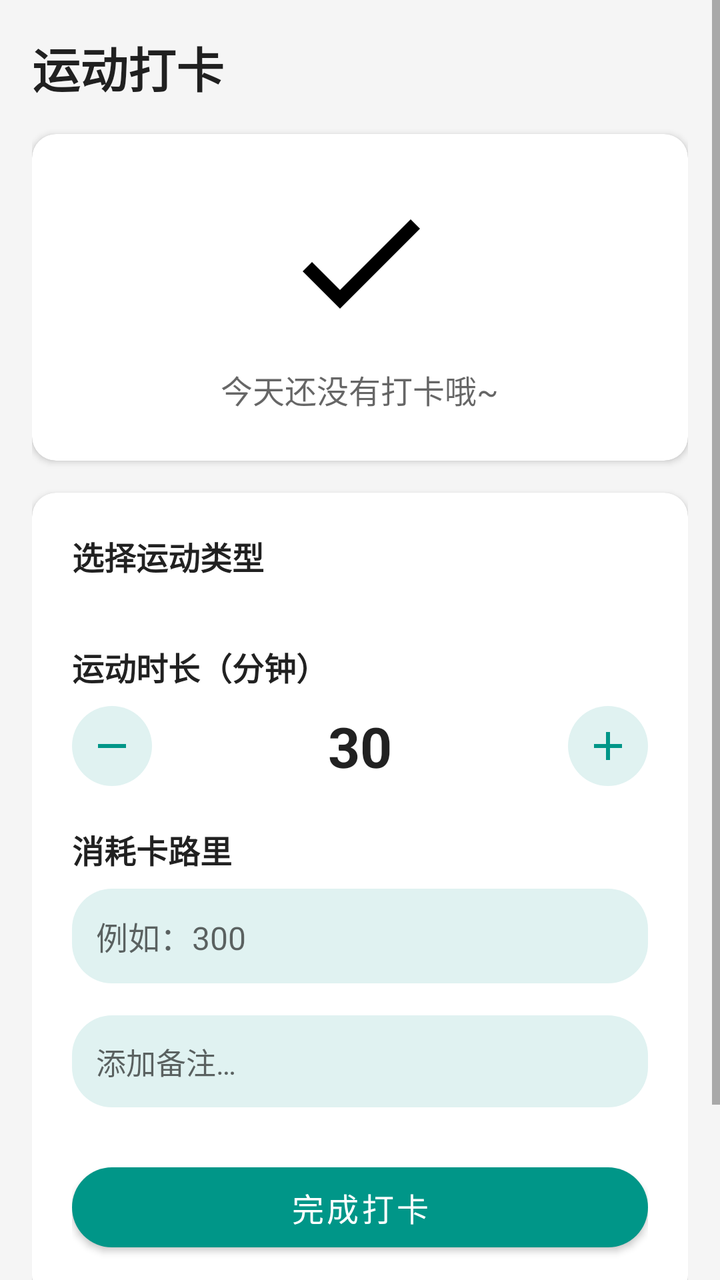
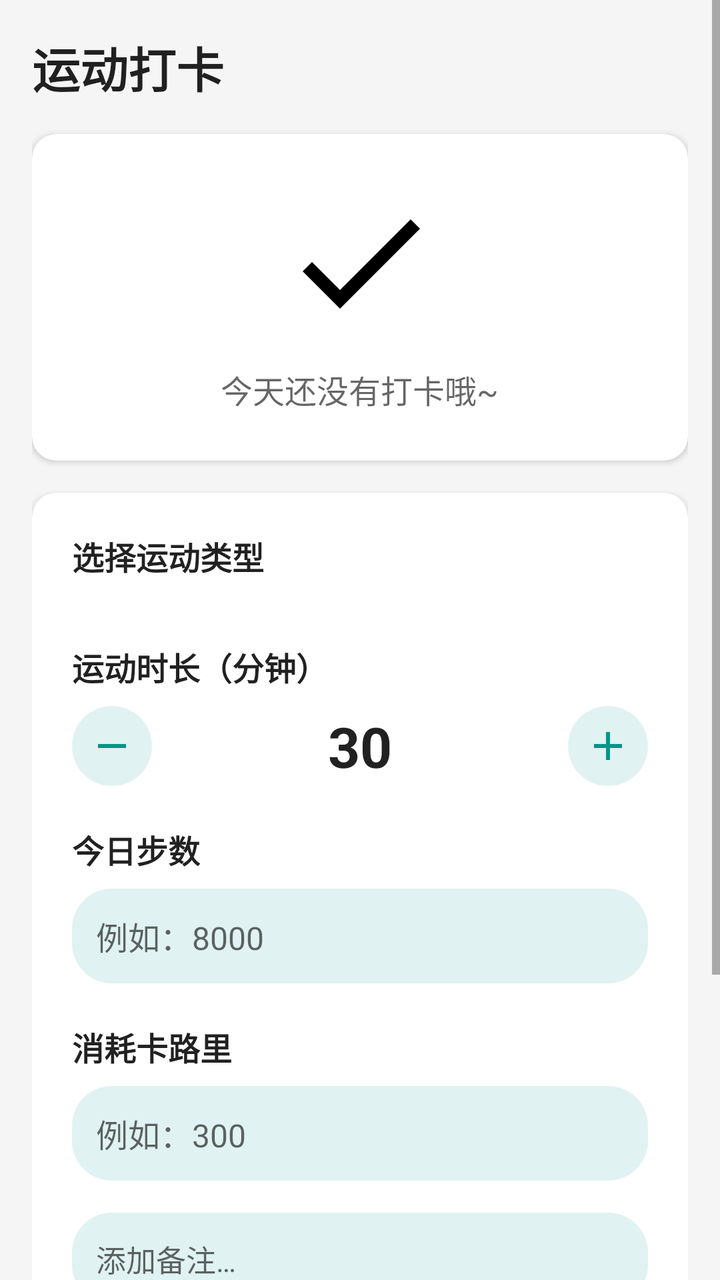

Compare the two renders of this Android layout. The source of the first and the diff that turns it into the second are given below.
<!-- AndroidManifest.xml: application theme Theme.Exercise -->
<!-- res/layout/fragment_checkin.xml -->
<?xml version="1.0" encoding="utf-8"?>
<ScrollView
    xmlns:android="http://schemas.android.com/apk/res/android"
    xmlns:app="http://schemas.android.com/apk/res-auto"
    android:layout_width="match_parent"
    android:layout_height="match_parent"
    android:background="@color/background"
    android:fillViewport="true">

    <LinearLayout
        android:layout_width="match_parent"
        android:layout_height="wrap_content"
        android:orientation="vertical"
        android:padding="16dp">

        <TextView
            android:layout_width="wrap_content"
            android:layout_height="wrap_content"
            android:text="@string/checkin_title"
            android:textColor="@color/text_primary"
            android:textSize="24sp"
            android:textStyle="bold" />

        <androidx.cardview.widget.CardView
            android:layout_width="match_parent"
            android:layout_height="wrap_content"
            android:layout_marginTop="16dp"
            app:cardCornerRadius="12dp"
            app:cardElevation="2dp"
            app:cardBackgroundColor="@color/card_bg">

            <LinearLayout
                android:layout_width="match_parent"
                android:layout_height="wrap_content"
                android:gravity="center"
                android:orientation="vertical"
                android:padding="24dp">

                <ImageView
                    android:id="@+id/iv_checkin_status"
                    android:layout_width="80dp"
                    android:layout_height="80dp"
                    android:src="@drawable/ic_checkin" />

                <TextView
                    android:id="@+id/tv_checkin_status"
                    android:layout_width="wrap_content"
                    android:layout_height="wrap_content"
                    android:layout_marginTop="12dp"
                    android:text="今天还没有打卡哦~"
                    android:textColor="@color/text_secondary"
                    android:textSize="16sp" />
            </LinearLayout>
        </androidx.cardview.widget.CardView>

        <androidx.cardview.widget.CardView
            android:layout_width="match_parent"
            android:layout_height="wrap_content"
            android:layout_marginTop="16dp"
            app:cardCornerRadius="12dp"
            app:cardElevation="2dp"
            app:cardBackgroundColor="@color/card_bg">

            <LinearLayout
                android:layout_width="match_parent"
                android:layout_height="wrap_content"
                android:orientation="vertical"
                android:padding="20dp">

                <TextView
                    android:layout_width="wrap_content"
                    android:layout_height="wrap_content"
                    android:text="@string/checkin_select_type"
                    android:textColor="@color/text_primary"
                    android:textSize="16sp"
                    android:textStyle="bold" />

                <LinearLayout
                    android:id="@+id/ll_exercise_types"
                    android:layout_width="match_parent"
                    android:layout_height="wrap_content"
                    android:layout_marginTop="12dp"
                    android:orientation="horizontal" />

                <TextView
                    android:layout_width="wrap_content"
                    android:layout_height="wrap_content"
                    android:layout_marginTop="20dp"
                    android:text="@string/checkin_duration"
                    android:textColor="@color/text_primary"
                    android:textSize="16sp"
                    android:textStyle="bold" />

                <LinearLayout
                    android:layout_width="match_parent"
                    android:layout_height="wrap_content"
                    android:layout_marginTop="8dp"
                    android:gravity="center_vertical"
                    android:orientation="horizontal">

                    <ImageButton
                        android:id="@+id/btn_duration_minus"
                        android:layout_width="40dp"
                        android:layout_height="40dp"
                        android:src="@drawable/ic_minus"
                        android:background="@drawable/bg_chip"
                        android:contentDescription="减少" />

                    <TextView
                        android:id="@+id/tv_duration"
                        android:layout_width="0dp"
                        android:layout_height="wrap_content"
                        android:layout_weight="1"
                        android:gravity="center"
                        android:text="30"
                        android:textColor="@color/text_primary"
                        android:textSize="28sp"
                        android:textStyle="bold" />

                    <ImageButton
                        android:id="@+id/btn_duration_plus"
                        android:layout_width="40dp"
                        android:layout_height="40dp"
                        android:src="@drawable/ic_plus"
                        android:background="@drawable/bg_chip"
                        android:contentDescription="增加" />
                </LinearLayout>

                <TextView
                    android:layout_width="wrap_content"
                    android:layout_height="wrap_content"
                    android:layout_marginTop="20dp"
                    android:text="@string/checkin_calories"
                    android:textColor="@color/text_primary"
                    android:textSize="16sp"
                    android:textStyle="bold" />

                <EditText
                    android:id="@+id/et_calories"
                    android:layout_width="match_parent"
                    android:layout_height="wrap_content"
                    android:layout_marginTop="8dp"
                    android:inputType="number"
                    android:hint="例如：300"
                    android:padding="12dp"
                    android:background="@drawable/bg_chip"
                    android:textColor="@color/text_primary"
                    android:textSize="16sp" />

                <EditText
                    android:id="@+id/et_note"
                    android:layout_width="match_parent"
                    android:layout_height="wrap_content"
                    android:layout_marginTop="16dp"
                    android:inputType="text"
                    android:hint="@string/checkin_note"
                    android:minLines="2"
                    android:padding="12dp"
                    android:background="@drawable/bg_chip"
                    android:textColor="@color/text_primary"
                    android:textSize="15sp" />

                <com.google.android.material.button.MaterialButton
                    android:id="@+id/btn_checkin_submit"
                    android:layout_width="match_parent"
                    android:layout_height="52dp"
                    android:layout_marginTop="24dp"
                    android:text="@string/checkin_submit"
                    android:textSize="16sp"
                    app:cornerRadius="26dp"
                    app:backgroundTint="@color/primary" />

            </LinearLayout>
        </androidx.cardview.widget.CardView>

        <com.google.android.material.button.MaterialButton
            android:id="@+id/btn_view_history"
            style="@style/Widget.MaterialComponents.Button.OutlinedButton"
            android:layout_width="match_parent"
            android:layout_height="48dp"
            android:layout_marginTop="12dp"
            android:text="@string/checkin_history"
            android:textSize="15sp"
            app:cornerRadius="24dp"
            app:strokeColor="@color/primary" />

        <View
            android:layout_width="match_parent"
            android:layout_height="16dp" />

    </LinearLayout>
</ScrollView>
<!-- resources referenced by this layout -->
<resources>
  <color name="background">#FFF5F5F5</color>
  <color name="card_bg">#FFFFFFFF</color>
  <color name="primary">#FF009688</color>
  <color name="text_primary">#DE000000</color>
  <color name="text_secondary">#99000000</color>
  <!-- drawable bg_chip (drawable) -->
  <?xml version="1.0" encoding="utf-8"?>
  <shape xmlns:android="http://schemas.android.com/apk/res/android"
      android:shape="rectangle">
      <solid android:color="@color/chip_bg" />
      <corners android:radius="20dp" />
  </shape>
  <!-- drawable ic_checkin (drawable) -->
  <?xml version="1.0" encoding="utf-8"?>
  <vector xmlns:android="http://schemas.android.com/apk/res/android"
      android:width="24dp"
      android:height="24dp"
      android:viewportWidth="24"
      android:viewportHeight="24">
      <path
          android:fillColor="#FF000000"
          android:pathData="M9,16.2L4.8,12l-1.4,1.4L9,19 21,7l-1.4,-1.4L9,16.2z" />
  </vector>
  <!-- drawable ic_minus (drawable) -->
  <?xml version="1.0" encoding="utf-8"?>
  <vector xmlns:android="http://schemas.android.com/apk/res/android"
      android:width="24dp" android:height="24dp" android:viewportWidth="24" android:viewportHeight="24">
      <path android:fillColor="#FF009688" android:pathData="M19,13H5v-2h14v2z" />
  </vector>
  <!-- drawable ic_plus (drawable) -->
  <?xml version="1.0" encoding="utf-8"?>
  <vector xmlns:android="http://schemas.android.com/apk/res/android"
      android:width="24dp" android:height="24dp" android:viewportWidth="24" android:viewportHeight="24">
      <path android:fillColor="#FF009688" android:pathData="M19,13h-6v6h-2v-6H5v-2h6V5h2v6h6v2z" />
  </vector>
  <string name="checkin_calories">消耗卡路里</string>
  <string name="checkin_duration">运动时长（分钟）</string>
  <string name="checkin_history">打卡记录</string>
  <string name="checkin_note">添加备注…</string>
  <string name="checkin_select_type">选择运动类型</string>
  <string name="checkin_submit">完成打卡</string>
  <string name="checkin_title">运动打卡</string>
  <style name="Theme.Exercise" parent="Theme.MaterialComponents.Light.NoActionBar">
          <item name="colorPrimary">@color/primary</item>
          <item name="colorPrimaryVariant">@color/primary_dark</item>
          <item name="colorOnPrimary">@color/white</item>
          <item name="colorSecondary">@color/secondary</item>
          <item name="colorSecondaryVariant">@color/secondary_dark</item>
          <item name="colorOnSecondary">@color/white</item>
          <item name="colorSurface">@color/white</item>
          <item name="colorOnSurface">@color/text_primary</item>
          <item name="colorError">@color/error</item>
          <item name="android:statusBarColor">@color/primary_dark</item>
          <item name="android:navigationBarColor">@color/white</item>
          <item name="android:windowLightStatusBar">false</item>
          <item name="android:windowLightNavigationBar">true</item>
          <item name="android:windowOptOutEdgeToEdgeEnforcement">true</item>
      </style>
  <color name="chip_bg">#FFE0F2F1</color>
  <color name="primary_dark">#FF00796B</color>
  <color name="white">#FFFFFFFF</color>
  <color name="secondary">#FFFF6F00</color>
  <color name="secondary_dark">#FFE65100</color>
  <color name="error">#FFB00020</color>
</resources>

<!-- the commit's change to res/layout/fragment_checkin.xml (unified diff, before → after) -->
@@ -126,6 +126,28 @@
                         android:contentDescription="增加" />
                 </LinearLayout>
 
+                
+                <TextView
+                    android:layout_width="wrap_content"
+                    android:layout_height="wrap_content"
+                    android:layout_marginTop="20dp"
+                    android:text="今日步数"
+                    android:textColor="@color/text_primary"
+                    android:textSize="16sp"
+                    android:textStyle="bold" />
+
+                <EditText
+                    android:id="@+id/et_steps"
+                    android:layout_width="match_parent"
+                    android:layout_height="wrap_content"
+                    android:layout_marginTop="8dp"
+                    android:inputType="number"
+                    android:hint="例如：8000"
+                    android:padding="12dp"
+                    android:background="@drawable/bg_chip"
+                    android:textColor="@color/text_primary"
+                    android:textSize="16sp" />
+
                 <TextView
                     android:layout_width="wrap_content"
                     android:layout_height="wrap_content"
